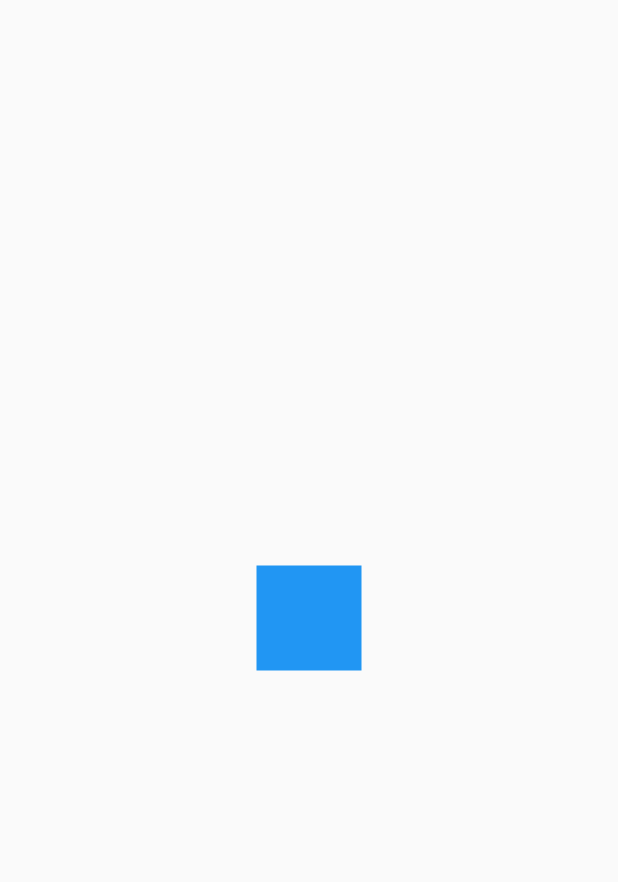
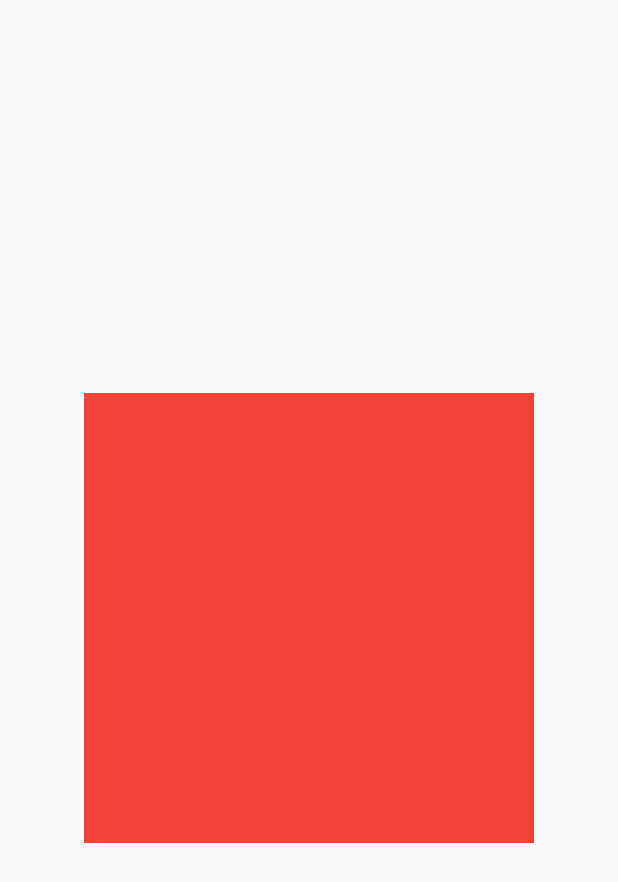
Before and after one commit to AleXx815/designs_and_animations_app, a Flutter app: the screen it shows after launch, on a phone screen of 412 x 824 dp. Shown: the top 882 px of the screen. Run offline on Flutter 3.47's test engine with Material 2 defaults, Android fonts, the light colour scheme and no system bars.

Commit message:
circular progress page

```diff
--- a/lib/main.dart
+++ b/lib/main.dart
@@ -1,5 +1,8 @@
 // PRIMER CHALLENGE PARA PRACTICAR ANIMACIONES
-import 'package:designs_and_animations_app/src/challenges/animated_square_page.dart';
+// import 'package:designs_and_animations_app/src/challenges/animated_square_page.dart';
+
+// APRENDIENDO A ANIMAR BARRAS DE PROGRESO CIRCULARES
+import 'package:designs_and_animations_app/src/pages/circular_progress_page.dart';
 
 // APRENDIENDO ANIMACIONES BÁSICAS
 // import 'package:designs_and_animations_app/src/pages/animations_page.dart';
@@ -26,7 +29,7 @@ class MainApp extends StatelessWidget {
     return const MaterialApp(
       debugShowCheckedModeBanner: false,
       title: "Diseños App",
-      home: AnimatedSquarePage(),
+      home: CircularProgressPage(),
     );
   }
 }
--- /dev/null
+++ b/lib/src/pages/circular_progress_page.dart
@@ -0,0 +1,18 @@
+import 'package:flutter/material.dart';
+
+class CircularProgressPage extends StatelessWidget {
+  const CircularProgressPage({super.key});
+
+  @override
+  Widget build(BuildContext context) {
+    return Scaffold(
+      body: Center(
+        child: Container(
+          width: 300,
+          height: 300,
+          color: Colors.red,
+        ),
+      ),
+    );
+  }
+}
--- a/pubspec.yaml
+++ b/pubspec.yaml
@@ -1,10 +1,10 @@
 name: designs_and_animations_app
 description: A new Flutter project.
-publish_to: 'none'
+publish_to: "none"
 version: 0.1.0
 
 environment:
-  sdk: '>=3.1.0 <4.0.0'
+  sdk: ">=3.1.0 <4.0.0"
 
 dependencies:
   flutter:
```
